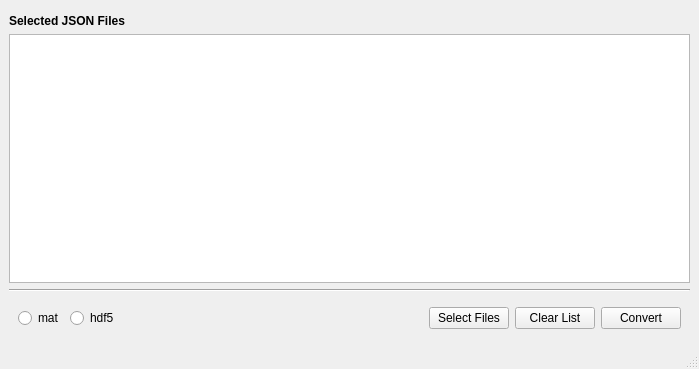
Qt form mct_json_converter/converter.ui (iorodeo/mct_json_converter) before a commit.
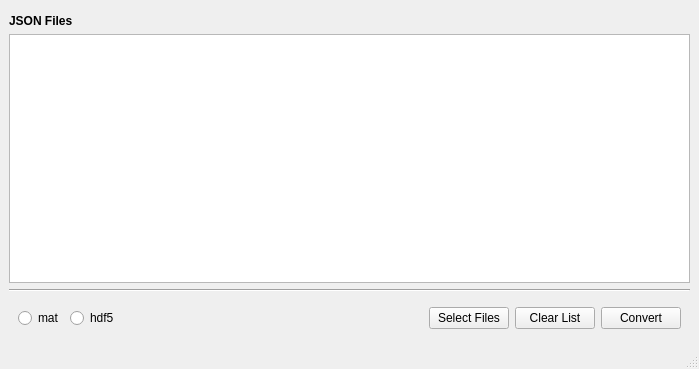
The same form after that commit.

The edit to the form file:
```diff
--- a/mct_json_converter/converter.ui
+++ b/mct_json_converter/converter.ui
@@ -40,7 +40,7 @@
        </font>
       </property>
       <property name="text">
-       <string>Selected JSON Files</string>
+       <string>JSON Files</string>
       </property>
      </widget>
     </item>
```
